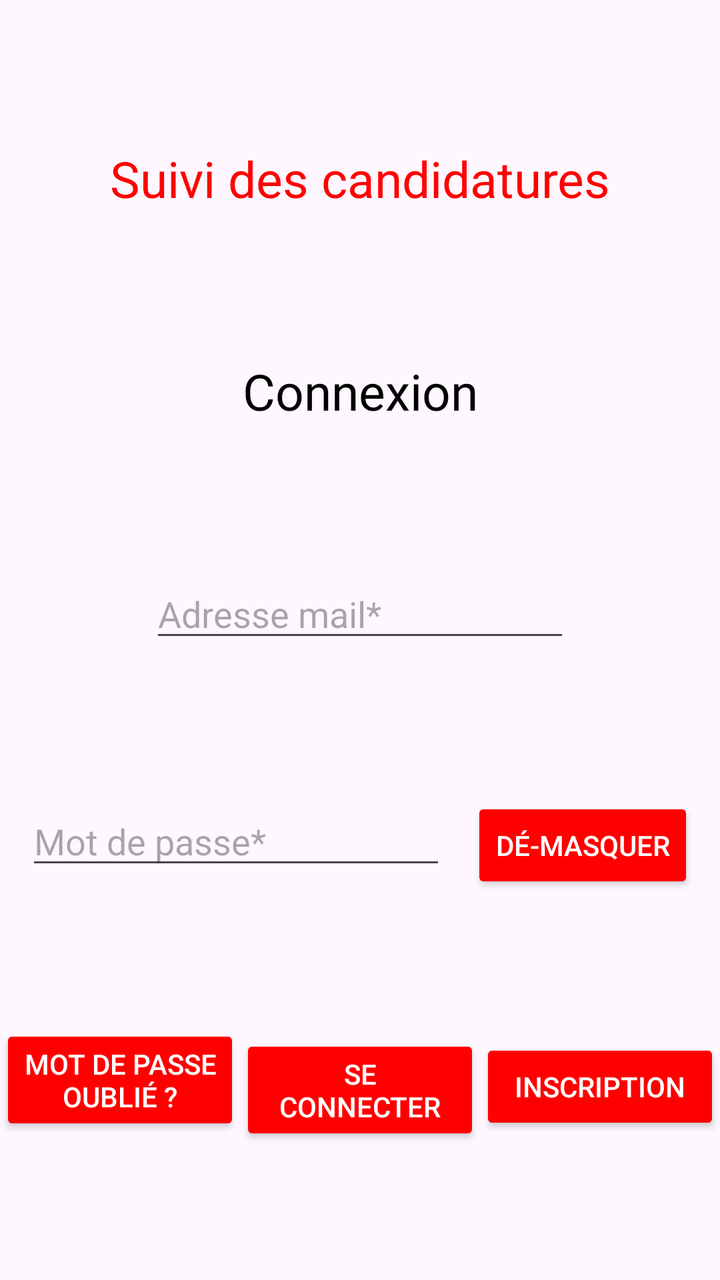
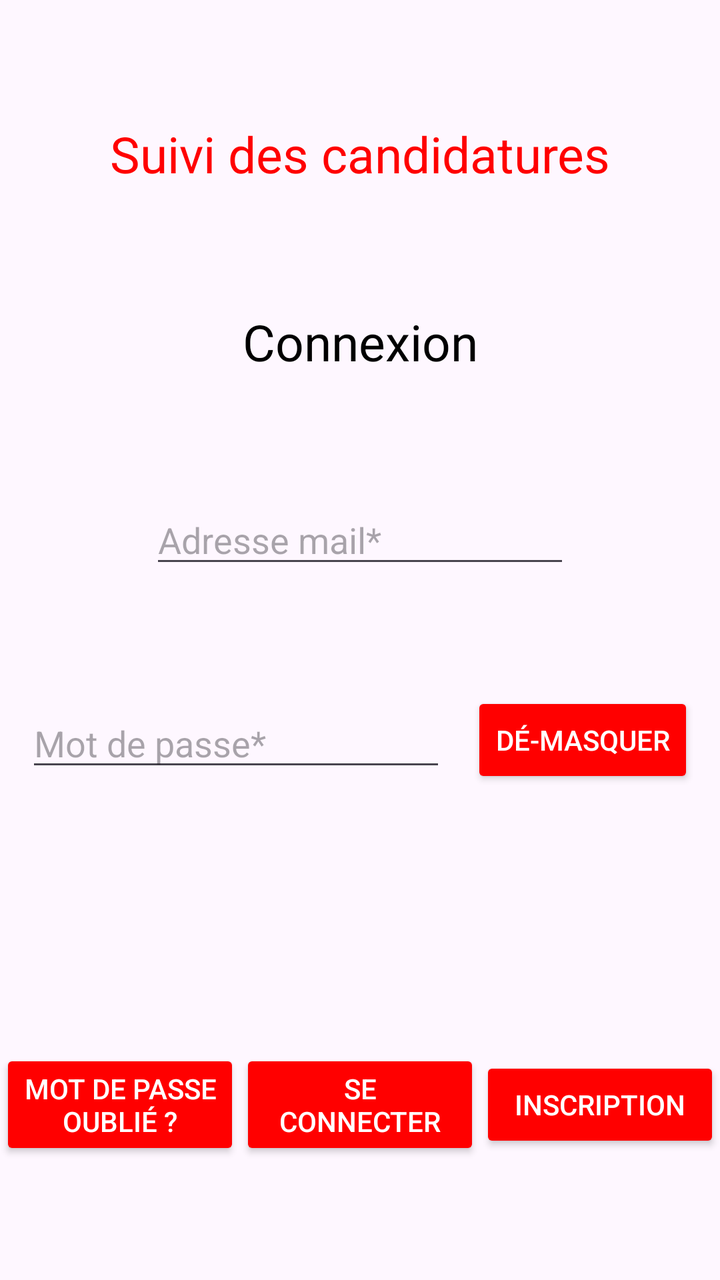

Compare the two renders of this Android layout. The source of the first and the diff that turns it into the second are given below.
<!-- AndroidManifest.xml: application theme Theme.SuiviCandidatures -->
<!-- res/layout/activity_login.xml -->
<?xml version="1.0" encoding="utf-8"?>
<androidx.constraintlayout.widget.ConstraintLayout xmlns:android="http://schemas.android.com/apk/res/android"
    xmlns:app="http://schemas.android.com/apk/res-auto"
    xmlns:tools="http://schemas.android.com/tools"
    android:layout_width="match_parent"
    android:layout_height="match_parent"
    tools:context=".LoginActivity">

    <TextView
        android:id="@+id/logotitlelogin"
        android:layout_width="wrap_content"
        android:layout_height="wrap_content"
        android:text="Suivi des candidatures"
        android:textColor="@color/red"
        android:textSize="25dp"
        app:layout_constraintEnd_toEndOf="parent"
        app:layout_constraintStart_toStartOf="parent"
        app:layout_constraintTop_toTopOf="parent"
        app:layout_constraintBottom_toTopOf="@id/titlelogin"/>

    <TextView
        android:id="@+id/titlelogin"
        android:layout_width="wrap_content"
        android:layout_height="wrap_content"
        android:text="Connexion"
        android:textColor="@color/black"
        android:textSize="25dp"
        app:layout_constraintEnd_toEndOf="parent"
        app:layout_constraintStart_toStartOf="parent"
        app:layout_constraintBottom_toTopOf="@id/login_input"
        app:layout_constraintTop_toBottomOf="@id/logotitlelogin"
        tools:layout_editor_absoluteY="203dp" />

    <EditText
        android:id="@+id/login_input"
        android:layout_width="wrap_content"
        android:layout_height="wrap_content"
        android:ems="10"
        android:inputType="textEmailAddress"
        android:hint="Adresse mail*"
        app:layout_constraintStart_toStartOf="parent"
        tools:layout_editor_absoluteY="302dp"
        app:layout_constraintEnd_toEndOf="parent"
        app:layout_constraintBottom_toTopOf="@id/pwd_input"
        app:layout_constraintTop_toBottomOf="@id/titlelogin"/>

    <EditText
        android:id="@+id/pwd_input"
        android:layout_width="wrap_content"
        android:layout_height="wrap_content"
        android:ems="10"
        android:inputType="textPassword"
        android:hint="Mot de passe*"
        app:layout_constraintStart_toStartOf="parent"
        app:layout_constraintBottom_toTopOf="@id/oublieBtn"
        app:layout_constraintTop_toBottomOf="@id/login_input"
        app:layout_constraintEnd_toStartOf="@id/buttondisplay"
        tools:layout_editor_absoluteY="402dp" />

    <Button
        android:id="@+id/buttondisplay"
        android:layout_width="wrap_content"
        android:layout_height="wrap_content"
        android:text="Dé-masquer"
        android:backgroundTint="@color/red"
        android:textColor="@color/white"
        app:layout_constraintEnd_toEndOf="parent"
        app:layout_constraintTop_toBottomOf="@id/login_input"
        app:layout_constraintBottom_toTopOf="@id/signupBtn"
        app:layout_constraintStart_toEndOf="@id/pwd_input"
        tools:layout_editor_absoluteY="407dp" />

    <Button
        android:id="@+id/oublieBtn"
        android:layout_width="0dp"
        android:layout_height="wrap_content"
        android:backgroundTint="@color/red"
        android:text="Mot de passe oublié ?"
        android:textColor="@color/white"
        app:layout_constraintBottom_toBottomOf="parent"
        app:layout_constraintEnd_toStartOf="@id/loginBtn"
        app:layout_constraintStart_toStartOf="parent"
        app:layout_constraintTop_toBottomOf="@id/pwd_input" />

    <Button
        android:id="@+id/loginBtn"
        android:layout_width="0dp"
        android:layout_height="wrap_content"
        android:backgroundTint="@color/red"
        android:text="Se connecter"
        android:textColor="@color/white"
        app:layout_constraintBottom_toBottomOf="parent"
        app:layout_constraintEnd_toStartOf="@id/signupBtn"
        app:layout_constraintStart_toEndOf="@id/oublieBtn"
        app:layout_constraintTop_toBottomOf="@id/buttondisplay"
        app:layout_constraintVertical_bias="0.511" />

    <Button
        android:id="@+id/signupBtn"
        android:layout_width="0dp"
        android:layout_height="wrap_content"
        android:backgroundTint="@color/red"
        android:text="Inscription"
        android:textColor="@color/white"
        app:layout_constraintBottom_toBottomOf="parent"
        app:layout_constraintEnd_toEndOf="parent"
        app:layout_constraintStart_toEndOf="@id/loginBtn"
        app:layout_constraintTop_toBottomOf="@id/buttondisplay" />
</androidx.constraintlayout.widget.ConstraintLayout>
<!-- resources referenced by this layout -->
<resources>
  <color name="black">#FF000000</color>
  <color name="red">#FFFF0000</color>
  <color name="white">#FFFFFFFF</color>
  <style name="Theme.SuiviCandidatures" parent="Theme.Material3.Light.NoActionBar" />
</resources>

<!-- the commit's change to res/layout/activity_login.xml (unified diff, before → after) -->
@@ -52,7 +52,7 @@
         android:inputType="textPassword"
         android:hint="Mot de passe*"
         app:layout_constraintStart_toStartOf="parent"
-        app:layout_constraintBottom_toTopOf="@id/oublieBtn"
+        app:layout_constraintBottom_toTopOf="@id/result_login"
         app:layout_constraintTop_toBottomOf="@id/login_input"
         app:layout_constraintEnd_toStartOf="@id/buttondisplay"
         tools:layout_editor_absoluteY="402dp" />
@@ -66,9 +66,23 @@
         android:textColor="@color/white"
         app:layout_constraintEnd_toEndOf="parent"
         app:layout_constraintTop_toBottomOf="@id/login_input"
-        app:layout_constraintBottom_toTopOf="@id/signupBtn"
+        app:layout_constraintBottom_toTopOf="@id/result_login"
         app:layout_constraintStart_toEndOf="@id/pwd_input"
         tools:layout_editor_absoluteY="407dp" />
+
+    <TextView
+        android:id="@+id/result_login"
+        android:layout_width="wrap_content"
+        android:layout_height="wrap_content"
+        android:textSize="10dp"
+        android:textColor="@color/red"
+        android:text=""
+        app:layout_constraintStart_toStartOf="parent"
+        app:layout_constraintEnd_toEndOf="parent"
+        app:layout_constraintBottom_toTopOf="@id/loginBtn"
+        app:layout_constraintTop_toBottomOf="@id/pwd_input"
+        tools:layout_editor_absoluteX="176dp"
+        tools:layout_editor_absoluteY="533dp" />
 
     <Button
         android:id="@+id/oublieBtn"
@@ -80,7 +94,7 @@
         app:layout_constraintBottom_toBottomOf="parent"
         app:layout_constraintEnd_toStartOf="@id/loginBtn"
         app:layout_constraintStart_toStartOf="parent"
-        app:layout_constraintTop_toBottomOf="@id/pwd_input" />
+        app:layout_constraintTop_toBottomOf="@id/result_login" />
 
     <Button
         android:id="@+id/loginBtn"
@@ -92,7 +106,7 @@
         app:layout_constraintBottom_toBottomOf="parent"
         app:layout_constraintEnd_toStartOf="@id/signupBtn"
         app:layout_constraintStart_toEndOf="@id/oublieBtn"
-        app:layout_constraintTop_toBottomOf="@id/buttondisplay"
+        app:layout_constraintTop_toBottomOf="@id/result_login"
         app:layout_constraintVertical_bias="0.511" />
 
     <Button
@@ -105,5 +119,6 @@
         app:layout_constraintBottom_toBottomOf="parent"
         app:layout_constraintEnd_toEndOf="parent"
         app:layout_constraintStart_toEndOf="@id/loginBtn"
-        app:layout_constraintTop_toBottomOf="@id/buttondisplay" />
+        app:layout_constraintTop_toBottomOf="@id/result_login" />
+
 </androidx.constraintlayout.widget.ConstraintLayout>
